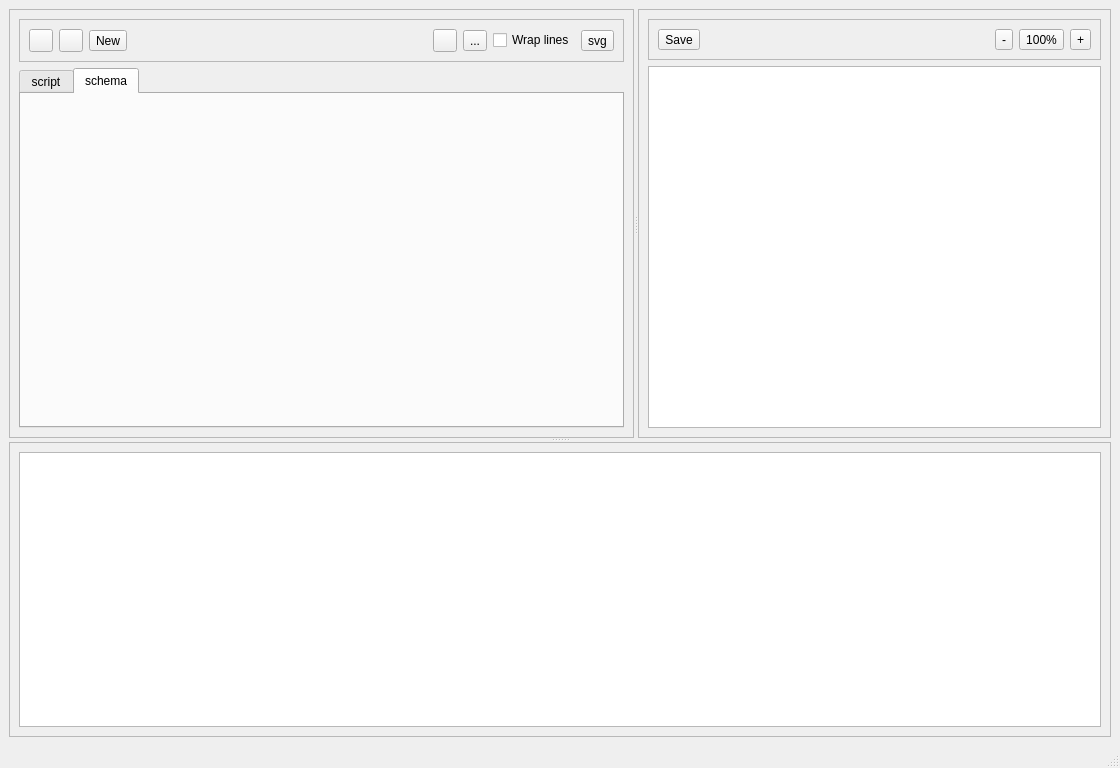
First picture: the form in bpmn-svg/src/bpmn-svg.ui, repository AsifKHasan/visualization-explorations, before the edit.
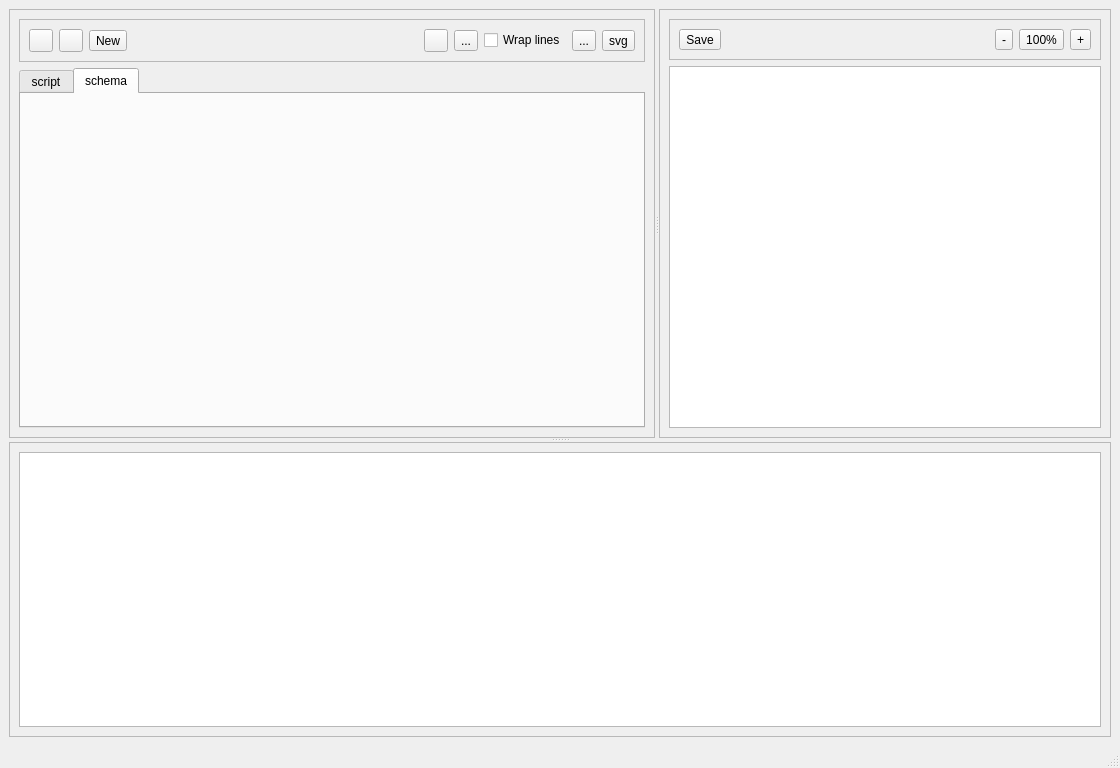
Second picture: the form after the edit. The open tabs and pages were chosen to show the change. Icons and pictures are not drawn.

Commit message: new, save, script generation (incomplete)

Diff of the .ui file:
```diff
--- a/bpmn-svg/src/bpmn-svg.ui
+++ b/bpmn-svg/src/bpmn-svg.ui
@@ -11,7 +11,7 @@
    </rect>
   </property>
   <property name="sizePolicy">
-   <sizepolicy hsizetype="Maximum" vsizetype="Maximum">
+   <sizepolicy hsizetype="Expanding" vsizetype="Expanding">
     <horstretch>0</horstretch>
     <verstretch>0</verstretch>
    </sizepolicy>
@@ -27,6 +27,12 @@
    <string notr="true"/>
   </property>
   <widget class="QWidget" name="centralwidget">
+   <property name="sizePolicy">
+    <sizepolicy hsizetype="Expanding" vsizetype="Expanding">
+     <horstretch>0</horstretch>
+     <verstretch>0</verstretch>
+    </sizepolicy>
+   </property>
    <property name="styleSheet">
     <string notr="true"/>
    </property>
@@ -43,10 +49,22 @@
        <enum>Qt::Vertical</enum>
       </property>
       <widget class="QSplitter" name="splitter_horizontal">
+       <property name="sizePolicy">
+        <sizepolicy hsizetype="Expanding" vsizetype="Expanding">
+         <horstretch>0</horstretch>
+         <verstretch>0</verstretch>
+        </sizepolicy>
+       </property>
        <property name="orientation">
         <enum>Qt::Horizontal</enum>
        </property>
        <widget class="QFrame" name="frame_workarea">
+        <property name="sizePolicy">
+         <sizepolicy hsizetype="Expanding" vsizetype="Expanding">
+          <horstretch>0</horstretch>
+          <verstretch>0</verstretch>
+         </sizepolicy>
+        </property>
         <property name="styleSheet">
          <string notr="true">background-color: '#e0e0e0';</string>
         </property>
@@ -169,7 +187,18 @@
              </widget>
             </item>
             <item>
-             <widget class="QToolButton" name="button_generate">
+             <widget class="QToolButton" name="button_generate_script">
+              <property name="text">
+               <string>...</string>
+              </property>
+              <property name="icon">
+               <iconset>
+                <normaloff>resources/generate-script.png</normaloff>resources/generate-script.png</iconset>
+              </property>
+             </widget>
+            </item>
+            <item>
+             <widget class="QToolButton" name="button_generate_svg">
               <property name="styleSheet">
                <string notr="true">background-color: '#e0e0e0'</string>
               </property>
@@ -190,6 +219,12 @@
          </item>
          <item>
           <widget class="QTabWidget" name="tabWidget_workarea">
+           <property name="sizePolicy">
+            <sizepolicy hsizetype="Expanding" vsizetype="Expanding">
+             <horstretch>0</horstretch>
+             <verstretch>0</verstretch>
+            </sizepolicy>
+           </property>
            <property name="currentIndex">
             <number>0</number>
            </property>
```
Left out of the diff: 4 changed lines with no effect on the pictures. The commit also changes 104 other files.
